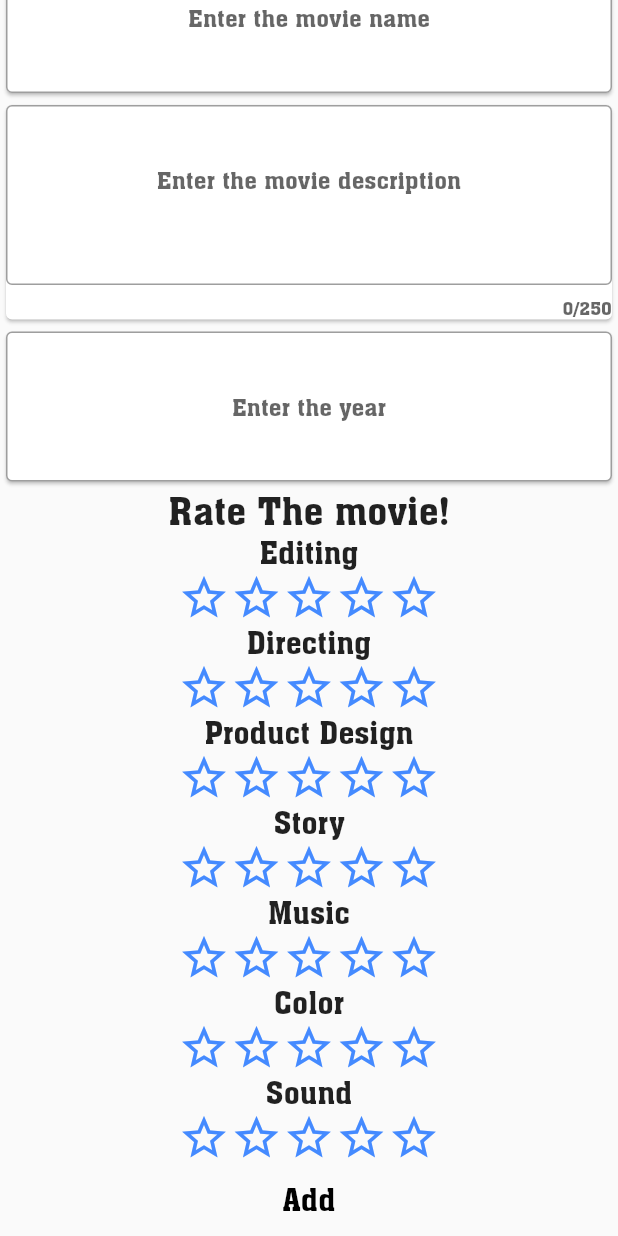
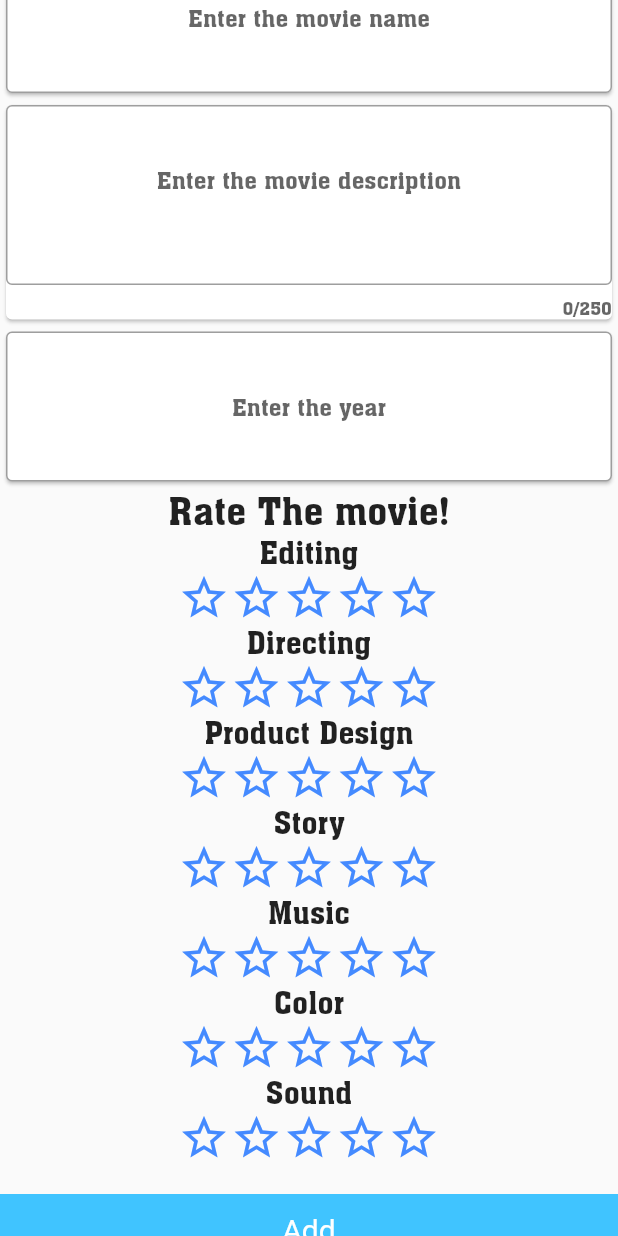
Before and after one commit to remre/movie_rater_app, a Flutter app: the AddMovie screen opened by its route, scrolled down 129 dp, on a phone screen of 412 x 824 dp. Run offline on Flutter 3.47's test engine with Material 2 defaults, Android fonts, the phone set to English and light mode, and no system bars; drawn by our look-alikes of flutter_rating_bar; our stand-ins replace cloud_firestore, email_validator, firebase_auth, firebase_core, font_awesome_flutter, modal_progress_hud_nsn; accounts and stored records are empty.

Commit message:
some refactoring and styling

```diff
--- a/lib/add_movie.dart
+++ b/lib/add_movie.dart
@@ -329,16 +329,17 @@ class _AddMovieState extends State<AddMovie> {
 
             ),
           ),
-          TextButton(
+          SizedBox(height: 20,),
+          Container(
+            color: Colors.lightBlueAccent,
+            child: TextButton(
               child: Text(
                 'Add',
                 style: TextStyle(
-                fontFamily: 'Aachen',
-                color: Colors.black,
+                  color: Colors.white,
                 ),
               ),
               style: TextButton.styleFrom(
-                  foregroundColor: Colors.green,
                   textStyle: const TextStyle(fontSize: 20)),
               onPressed: ()   {
                 if (_formKey.currentState!.validate() == true) {
@@ -380,6 +381,7 @@ class _AddMovieState extends State<AddMovie> {
                 // refreshText;
                 Navigator.pop(context);
               },
+            ),
           )
           // Updatebutton(buttontext: 'Add the movie', formKey: _formKey, titlecontroller: titlecontroller, descriptioncontroller: descriptioncontroller, mSound: mSound, directing: directing, editing: editing, productDesign: productDesign, story: story, music: music, color: color, reference: _reference)
 
--- a/lib/models/deletemovie.dart
+++ b/lib/models/deletemovie.dart
@@ -21,7 +21,9 @@ class DeleteMovie extends StatelessWidget {
   Widget build(BuildContext context) {
     return
       IconButton(
+
         splashColor : Colors.lightBlueAccent,
+        alignment : Alignment.topCenter,
 
         color: Colors.red,
         onPressed: () => showDialog<String>(
@@ -46,7 +48,7 @@ class DeleteMovie extends StatelessWidget {
             ],
           ),
         ),
-        icon:FaIcon(Icons.delete),
+        icon:FaIcon(Icons.delete,size: 30,),
       );
   }
 }
--- a/lib/updatescreen.dart
+++ b/lib/updatescreen.dart
@@ -345,7 +345,6 @@ class Updatebutton extends StatelessWidget {
           ),
         ),
         style: TextButton.styleFrom(
-            foregroundColor: Colors.green,
             textStyle: const TextStyle(fontSize: 20)),
         onPressed: ()   {
           if (_formKey.currentState!.validate() == false) {
```
Also changed, not shown: lib/movie_list.dart (+1 -10 lines). Lines whose indentation alone changed are shown as unchanged.
